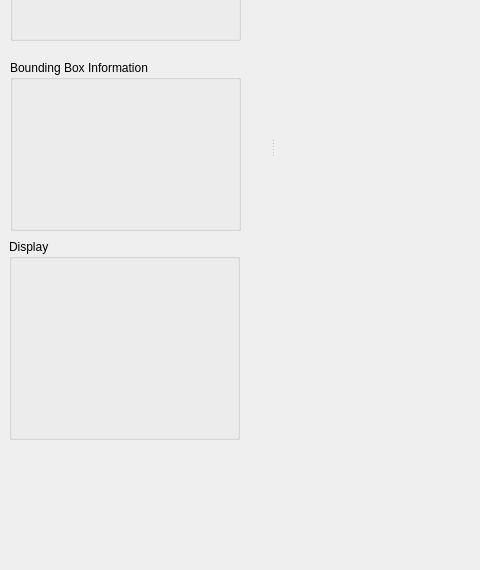
Before: the Qt Designer form MainWindow.ui in MatthieuZins/BoundingBoxMe, drawn with Qt 5; both pictures show x 0 to 480 and y 277 to 847 of the 1148 by 847 pixel window.
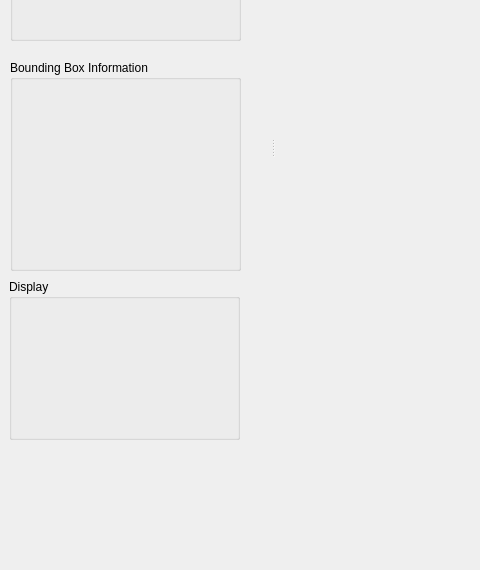
After: the same form once the commit is applied. Icons and pictures are not drawn. Custom widgets are drawn as their Qt base class.

Commit message: display bb dimensions in information panel

The edit to the form file:
```diff
--- a/MainWindow.ui
+++ b/MainWindow.ui
@@ -96,7 +96,7 @@
        <x>10</x>
        <y>270</y>
        <width>231</width>
-       <height>171</height>
+       <height>211</height>
       </rect>
      </property>
      <property name="title">
@@ -108,7 +108,7 @@
         <x>10</x>
         <y>30</y>
         <width>201</width>
-        <height>131</height>
+        <height>171</height>
        </rect>
       </property>
      </widget>
@@ -117,9 +117,9 @@
      <property name="geometry">
       <rect>
        <x>9</x>
-       <y>449</y>
+       <y>489</y>
        <width>231</width>
-       <height>201</height>
+       <height>161</height>
       </rect>
      </property>
      <property name="title">
```
The commit also changes 2 other files.
